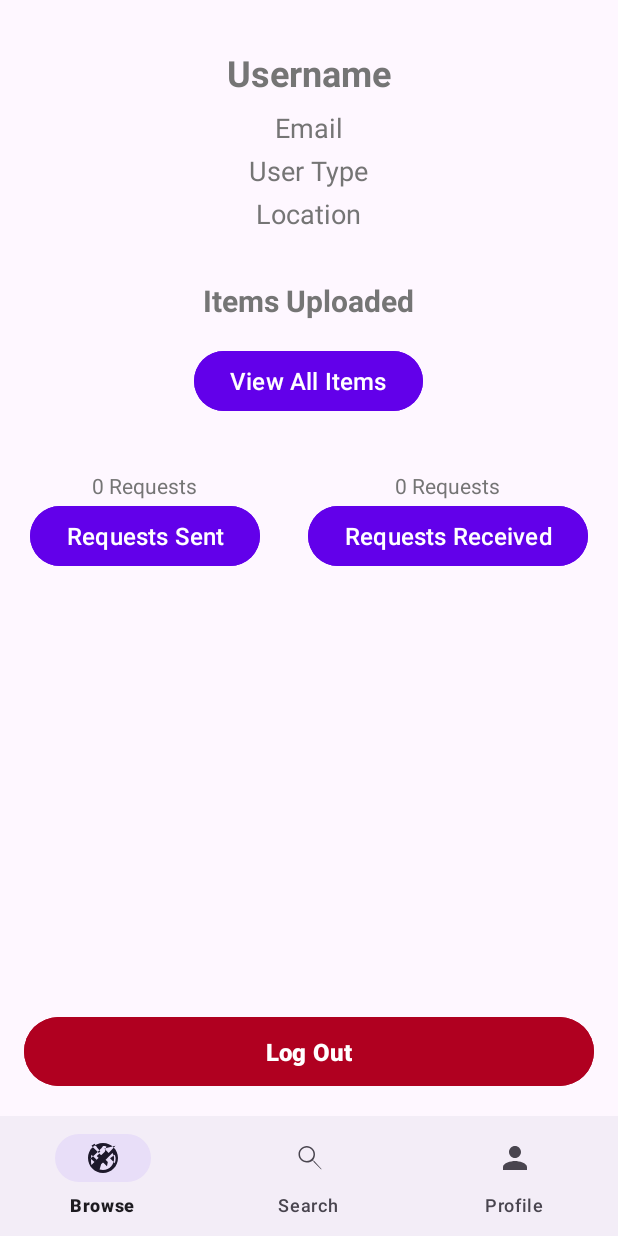
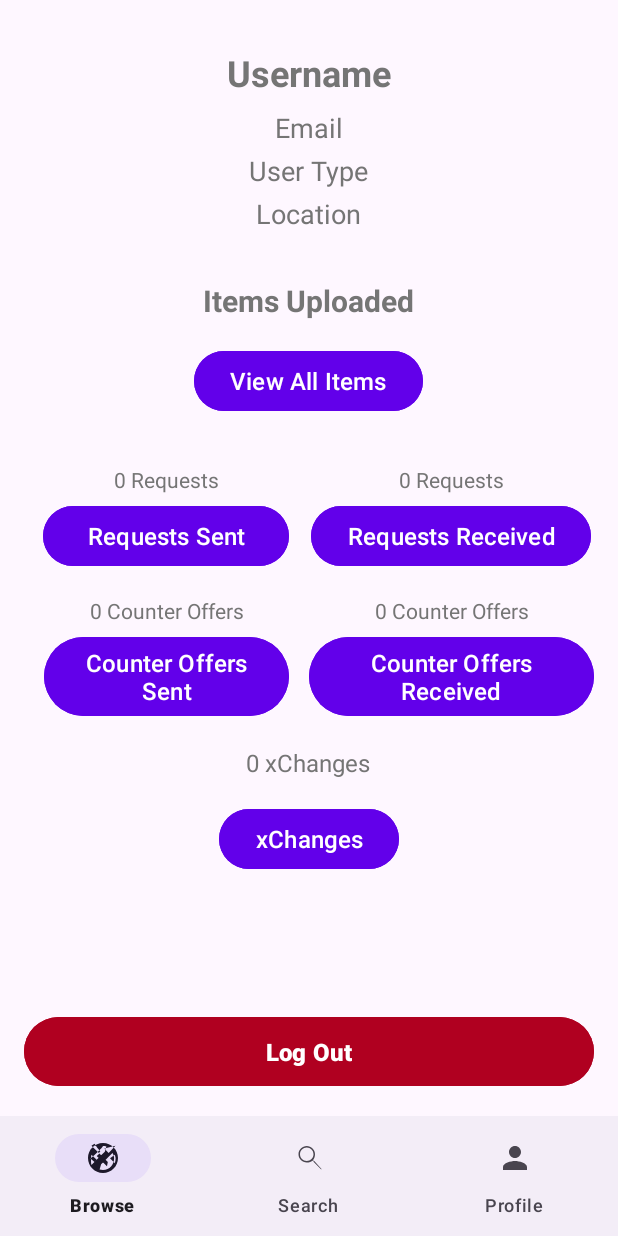
Before and after one commit to totallyreformed/xChange, an Android app: the ProfileActivity screen opened directly, with no data from a screen before it, on a phone screen of 412 x 824 dp. Run offline under Robolectric (Android 15) with nearby library versions, the phone set to English and light mode, and no system bars; 1 statement that could not run was skipped.

Commit message:
Added the counteroffers and xChanges button on the profile

```diff
--- a/app/src/main/java/com/example/xchange/MainActivity/MainActivity.java
+++ b/app/src/main/java/com/example/xchange/MainActivity/MainActivity.java
@@ -47,12 +47,10 @@ public class MainActivity extends AppCompatActivity {
         if (currentUser != null) {
             String userType = currentUser.getUser_type();
             if ("admin".equalsIgnoreCase(userType)) {
-                // Load AdminHomeFragment into the fragment container
                 getSupportFragmentManager().beginTransaction()
                         .replace(R.id.fragment_container, new AdminHomeFragment())
                         .commit();
             } else if ("xChanger".equalsIgnoreCase(userType)) {
-                // Load XChangerHomeFragment into the fragment container
                 getSupportFragmentManager().beginTransaction()
                         .replace(R.id.fragment_container, new XChangerHomeFragment())
                         .commit();
--- a/app/src/main/java/com/example/xchange/Profile/ProfileActivity.java
+++ b/app/src/main/java/com/example/xchange/Profile/ProfileActivity.java
@@ -142,14 +142,10 @@ public class ProfileActivity extends AppCompatActivity {
             startActivity(showRequestsReceived);
         });
 
-
-
-        // Request Profile data
         viewModel.loadProfileData();
         viewModel.loadUserItems();
         viewModel.loadRequestsCount();
 
-        // Initialize BottomNavigationView
         BottomNavigationView bottomNavigationView = findViewById(R.id.bottomNavigationView);
         bottomNavigationView.setSelectedItemId(R.id.menu_profile);
 
--- a/app/src/main/java/com/example/xchange/ProfileData/RequestsActivity.java
+++ b/app/src/main/java/com/example/xchange/ProfileData/RequestsActivity.java
@@ -41,6 +41,7 @@ public class RequestsActivity extends AppCompatActivity {
         recyclerView = findViewById(R.id.requestsRecyclerView);
         recyclerView.setLayoutManager(new LinearLayoutManager(this));
 
+
         // Retrieve the current user and request type from the intent
         Intent intent = getIntent();
         User currentUser = intent.getParcelableExtra("USER");
--- a/app/src/main/java/com/example/xchange/RequestsAdapter.java
+++ b/app/src/main/java/com/example/xchange/RequestsAdapter.java
@@ -52,6 +52,7 @@ public class RequestsAdapter extends RecyclerView.Adapter<RequestsAdapter.Reques
     }
 
     public static class RequestViewHolder extends RecyclerView.ViewHolder {
+        TextView requestIdTextView;
         TextView requesterTextView;
         TextView requesteeTextView;
         TextView requestStatusTextView;
@@ -60,6 +61,7 @@ public class RequestsAdapter extends RecyclerView.Adapter<RequestsAdapter.Reques
 
         public RequestViewHolder(@NonNull View itemView) {
             super(itemView);
+            requestIdTextView =itemView.findViewById(R.id.requestIdTextView);
             requesterTextView = itemView.findViewById(R.id.requesterTextView);
             requesteeTextView = itemView.findViewById(R.id.requesteeTextView);
             requestStatusTextView = itemView.findViewById(R.id.statusTextView);
--- a/app/src/main/java/com/example/xchange/request/RequestActivity.java
+++ b/app/src/main/java/com/example/xchange/request/RequestActivity.java
@@ -37,7 +37,6 @@ public class RequestActivity extends AppCompatActivity {
         super.onCreate(savedInstanceState);
         setContentView(R.layout.activity_request);
 
-        // Initialize Views
         TextView requestedItemNameTextView = findViewById(R.id.requestedItemNameTextView);
         TextView requestedItemDescriptionTextView = findViewById(R.id.requestedItemDescriptionTextView);
         TextView requesterNameTextView = findViewById(R.id.requesterNameTextView);
--- a/app/src/main/res/layout/activity_profile.xml
+++ b/app/src/main/res/layout/activity_profile.xml
@@ -103,16 +103,16 @@
                 android:layout_width="match_parent"
                 android:layout_height="wrap_content"
                 android:orientation="horizontal"
-                android:gravity="center_horizontal"
+                android:weightSum="2"
                 android:layout_marginTop="16dp">
 
                 <!-- Requests Sent -->
                 <LinearLayout
-                    android:layout_width="wrap_content"
+                    android:layout_width="0dp"
                     android:layout_height="wrap_content"
+                    android:layout_weight="1"
                     android:orientation="vertical"
-                    android:gravity="center_horizontal"
-                    android:layout_marginEnd="16dp">
+                    android:gravity="center_horizontal">
 
                     <TextView
                         android:id="@+id/requestsSentCountTextView"
@@ -120,49 +120,143 @@
                         android:layout_height="wrap_content"
                         android:text="0 Requests"
                         android:textSize="14sp"
-                        android:layout_marginTop="4dp"
+                        android:layout_marginBottom="4dp"
                         android:textColor="@color/secondary_text"
                         android:gravity="center" />
+
                     <Button
                         android:id="@+id/requestsSentButton"
-                        android:layout_width="wrap_content"
+                        android:layout_width="164dp"
                         android:layout_height="wrap_content"
+                        android:backgroundTint="@color/primary"
+                        android:elevation="2dp"
                         android:text="Requests Sent"
-                        android:textSize="16sp"
-                        android:backgroundTint="@color/primary"
                         android:textColor="@color/white"
-                        android:elevation="2dp" />
-
+                        android:textSize="16sp" />
                 </LinearLayout>
 
                 <!-- Requests Received -->
                 <LinearLayout
-                    android:layout_width="wrap_content"
+                    android:layout_width="0dp"
                     android:layout_height="wrap_content"
+                    android:layout_weight="1"
                     android:orientation="vertical"
-                    android:gravity="center_horizontal"
-                    android:layout_marginStart="16dp">
+                    android:gravity="center_horizontal">
+
                     <TextView
                         android:id="@+id/requestsReceivedCountTextView"
                         android:layout_width="wrap_content"
                         android:layout_height="wrap_content"
                         android:text="0 Requests"
                         android:textSize="14sp"
-                        android:layout_marginTop="4dp"
+                        android:layout_marginBottom="4dp"
                         android:textColor="@color/secondary_text"
                         android:gravity="center" />
+
                     <Button
                         android:id="@+id/requestsReceivedButton"
                         android:layout_width="wrap_content"
                         android:layout_height="wrap_content"
+                        android:backgroundTint="@color/primary"
+                        android:elevation="2dp"
                         android:text="Requests Received"
-                        android:textSize="16sp"
-                        android:backgroundTint="@color/primary"
                         android:textColor="@color/white"
-                        android:elevation="2dp" />
+                        android:textSize="16sp" />
                 </LinearLayout>
             </LinearLayout>
+            <!-- Additional Buttons -->
+            <LinearLayout
+                android:layout_width="match_parent"
+                android:layout_height="wrap_content"
+                android:orientation="horizontal"
+                android:weightSum="2"
+                android:layout_marginTop="16dp">
+
+                <!-- Favorites -->
+                <LinearLayout
+                    android:layout_width="0dp"
+                    android:layout_height="wrap_content"
+                    android:layout_weight="1"
+                    android:orientation="vertical"
+                    android:gravity="center_horizontal">
+
+                    <TextView
+                        android:id="@+id/favoritesCountTextView"
+                        android:layout_width="wrap_content"
+                        android:layout_height="wrap_content"
+                        android:text="0 Counter Offers"
+                        android:textSize="14sp"
+                        android:layout_marginBottom="4dp"
+                        android:textColor="@color/secondary_text"
+                        android:gravity="center" />
+
+                    <Button
+                        android:id="@+id/favoritesButton"
+                        android:layout_width="163dp"
+                        android:layout_height="wrap_content"
+                        android:backgroundTint="@color/primary"
+                        android:elevation="2dp"
+                        android:text="Counter Offers Sent"
+                        android:textColor="@color/white"
+                        android:textSize="16sp" />
+                </LinearLayout>
+
+                <!-- Reviews -->
+                <LinearLayout
+                    android:layout_width="0dp"
+                    android:layout_height="wrap_content"
+                    android:layout_weight="1"
+                    android:orientation="vertical"
+                    android:gravity="center_horizontal">
+
+                    <TextView
+                        android:id="@+id/reviewsCountTextView"
+                        android:layout_width="wrap_content"
+                        android:layout_height="wrap_content"
+                        android:text="0 Counter Offers"
+                        android:textSize="14sp"
+                        android:layout_marginBottom="4dp"
+                        android:textColor="@color/secondary_text"
+                        android:gravity="center" />
+
+                    <Button
+                        android:id="@+id/reviewsButton"
+                        android:layout_width="190dp"
+                        android:layout_height="wrap_content"
+                        android:backgroundTint="@color/primary"
+                        android:elevation="2dp"
+                        android:text="Counter Offers Received"
+                        android:textColor="@color/white"
+                        android:textSize="16sp" />
+                </LinearLayout>
+            </LinearLayout>
+
+            <TextView
+                android:id="@+id/XChangesTextView"
+                android:layout_width="107dp"
+                android:layout_height="wrap_content"
+                android:layout_gravity="center_horizontal"
+                android:layout_marginTop="16dp"
+                android:layout_marginBottom="8dp"
+                android:gravity="center"
+                android:text="0 xChanges"
+                android:textColor="@color/secondary_text"
+                android:textSize="16sp" />
+
+            <Button
+                android:id="@+id/XChnagesButton"
+                android:layout_width="wrap_content"
+                android:layout_height="wrap_content"
+                android:text="xChanges"
+                android:textSize="16sp"
+                android:layout_gravity="center_horizontal"
+                android:layout_marginTop="8dp"
+                android:layout_marginBottom="16dp"
+                android:backgroundTint="@color/primary"
+                android:textColor="@color/white"
+                android:elevation="2dp" />
         </LinearLayout>
+
     </ScrollView>
 
     <!-- Logout Button -->
@@ -190,6 +284,6 @@
         app:layout_constraintBottom_toBottomOf="parent"
         app:layout_constraintStart_toStartOf="parent"
         app:layout_constraintEnd_toEndOf="parent"
-        app:menu="@menu/bottom_navigation_menu"/>
+        app:menu="@menu/bottom_navigation_menu" />
 
 </androidx.constraintlayout.widget.ConstraintLayout>
--- a/app/src/main/res/layout/request_card.xml
+++ b/app/src/main/res/layout/request_card.xml
@@ -19,11 +19,10 @@
             android:id="@+id/requestIdTextView"
             android:layout_width="wrap_content"
             android:layout_height="wrap_content"
-            android:text="Request ID: 123"
+            android:text="REQUEST"
             android:textSize="16sp"
             android:textStyle="bold" />
 
-        <!-- Requester -->
         <TextView
             android:id="@+id/requesterTextView"
             android:layout_width="wrap_content"
```
